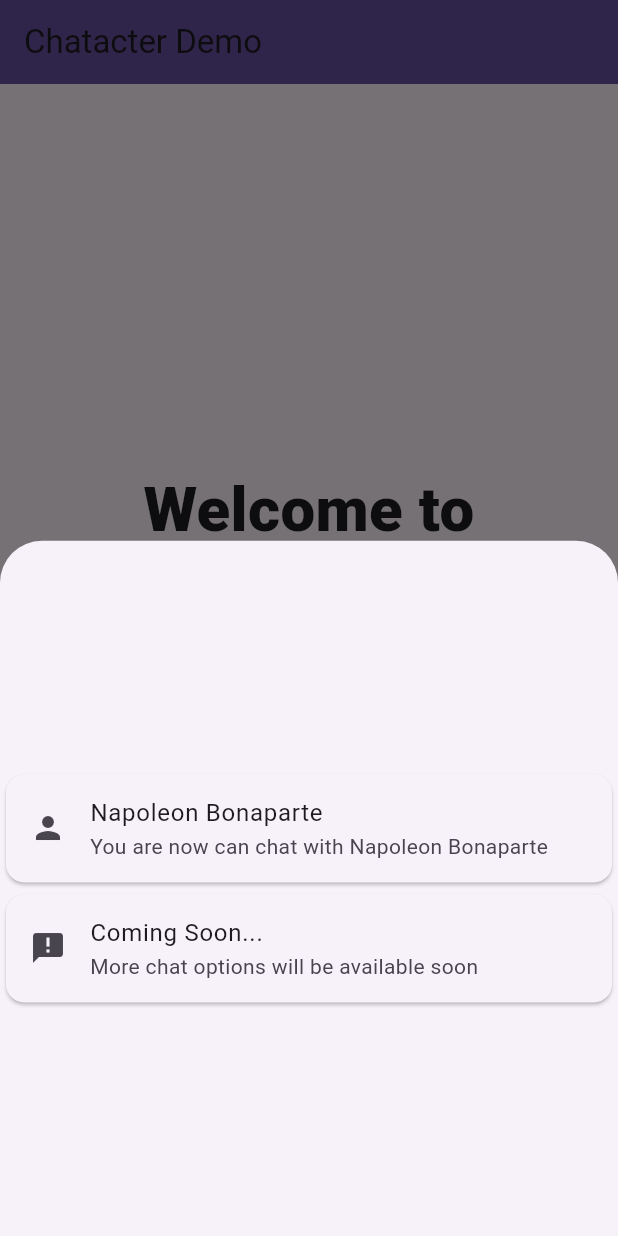
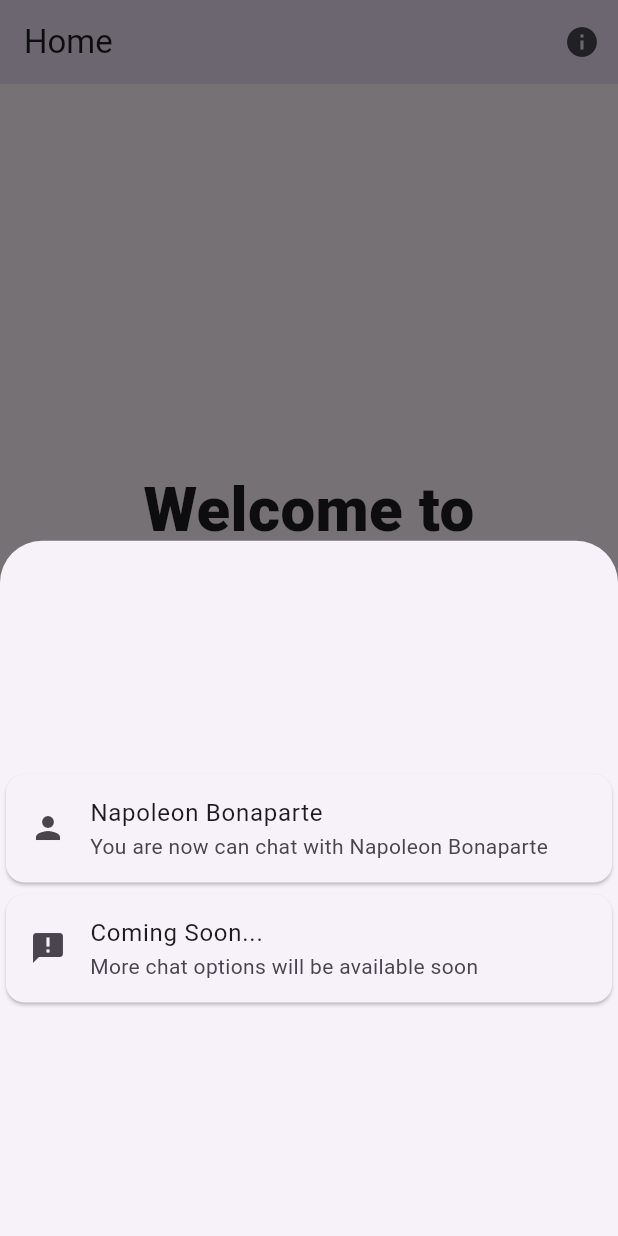
Before and after one commit to AlphaSphereDotAI/chatacter_flutter_old, a Flutter app: the screen it shows after launch, after a tap on "New Chat", on a phone screen of 412 x 824 dp. Run offline on Flutter 3.47's test engine with Material 3 defaults, Android fonts, the phone set to English and light mode, and no system bars; our stand-ins replace get.

Commit message:
add about

```diff
--- a/lib/Pages/home.dart
+++ b/lib/Pages/home.dart
@@ -6,15 +6,37 @@ import 'package:get/get.dart';
 
 class Home extends StatelessWidget {
   const Home({super.key});
+
   @override
   Widget build(BuildContext context) {
     return MaterialApp(
       // theme: ThemeData.dark(),
       home: Scaffold(
         appBar: AppBar(
-          backgroundColor: Theme.of(context).colorScheme.inversePrimary,
-          elevation: 50,
-          title: const Text('Chatacter Demo'),
+          elevation: 100,
+          title: const Text('Home'),
+          actions: [
+            IconButton(
+              icon: const Icon(Icons.info),
+              onPressed: () {
+                print('Info Button Pressed');
+                // card widget
+                showModalBottomSheet(
+                  context: context,
+                  builder: (BuildContext context) {
+                    return const Card(
+                      elevation: 0,
+                      child: ListTile(
+                        title: Text('About Chatacter'),
+                        subtitle: Text(
+                            'This is a chat bot app. You can chat with different characters. More characters will be added soon.\n\n\nChatacter is developed by\n\t- Mohamed Hisham Abdelzaher\n\t- Yousef Mohamed Abdel-Hay\n\t- Abdelrahman Mostafa Mohamed'),
+                      ),
+                    );
+                  },
+                );
+              },
+            ),
+          ],
         ),
         body: LayoutBuilder(
           builder: (BuildContext context, BoxConstraints constraints) {
@@ -24,7 +46,7 @@ class Home extends StatelessWidget {
                 mainAxisAlignment: MainAxisAlignment.center,
                 children: [
                   Text(
-                    'Welcome to Chatacter Demo',
+                    'Welcome to Chatacter',
                     textAlign: TextAlign.center,
                     style: TextStyle(
                       fontWeight: FontWeight.w900,
@@ -33,7 +55,7 @@ class Home extends StatelessWidget {
                   ),
                   const SizedBox(height: 10),
                   Text(
-                    'This is a chatbot app\nClick the button below to start chatting',
+                    'This is a chat bot app\nClick the button below to start chatting',
                     textAlign: TextAlign.center,
                     style: TextStyle(
                       fontWeight: FontWeight.bold,
@@ -81,10 +103,10 @@ class Home extends StatelessWidget {
                     },
                     label: const Text('New Chat'),
                     icon: const Icon(Icons.add),
-                    backgroundColor: Theme.of(context).colorScheme.secondary,
-                    foregroundColor: Theme.of(context).colorScheme.onSecondary,
+                    // backgroundColor: Theme.of(context).colorScheme.secondary,
+                    // foregroundColor: Theme.of(context).colorScheme.onSecondary,
                     elevation: 10,
-                    hoverColor: Colors.black87,
+                    hoverColor: Colors.black45,
                   ),
                 ],
               ),
--- a/lib/main.dart
+++ b/lib/main.dart
@@ -1,5 +1,6 @@
 import 'package:chatacter/Pages/chat.dart';
 import 'package:chatacter/Pages/home.dart';
+
 // import 'package:appwrite/appwrite.dart';
 import 'package:flutter/material.dart';
 import 'package:get/get.dart';
@@ -10,14 +11,19 @@ Future<void> main() async {
   // client.setEndpoint('https://cloud.appwrite.io/v1').setProject('chatacter').setSelfSigned(status: true);
   runApp(
     GetMaterialApp(
-      // home: const MyApp(),
       title: 'Chatacter Demo',
-      theme: ThemeData.dark(),
       initialRoute: '/',
       getPages: [
-        GetPage(name: '/', page: () => const Home()),
-        GetPage(name: '/chat', page: () => const Chat(), transition: Transition.rightToLeft),
+        GetPage(
+            name: '/',
+            page: () => const Home(),
+            transition: Transition.rightToLeft),
+        GetPage(
+            name: '/chat',
+            page: () => const Chat(),
+            transition: Transition.rightToLeft),
       ],
+      theme: ThemeData.light(useMaterial3: true),
     ),
   );
 }
--- a/pubspec.yaml
+++ b/pubspec.yaml
@@ -42,11 +42,8 @@ dependencies:
   google_fonts: ^6.2.0
   path_provider: ^2.0.8
   flutter_launcher_icons: ^0.13.1
-  # firebase_core: ^2.31.0
-  # firebase_remote_config: ^4.4.6
-  # firebase_analytics: ^10.10.6
   get: ^4.6.6
-  appwrite: ^12.0.3
+#  appwrite: ^12.0.3
 dev_dependencies:
   flutter_test:
     sdk: flutter
```
Also changed, not shown: lib/Pages/chat.dart (+11 -6 lines), pubspec.lock, 9 other files.
